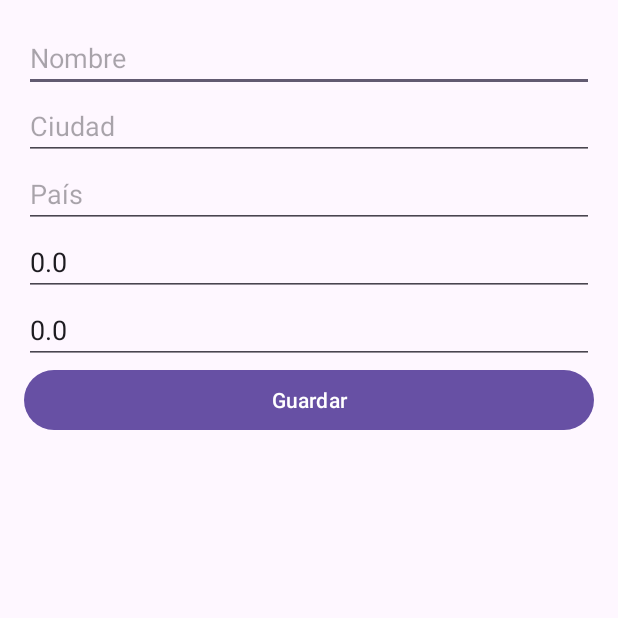
After one commit to Danilab30/ChemsMapProject, an Android app: the EditTripActivity screen opened directly, with no data from a screen before it, on a phone screen of 412 x 824 dp, the top half of it. The commit adds this screen. Run offline under Robolectric (Android 15) with nearby library versions, the phone set to English and light mode, and no system bars.

Commit message:
Se agregaron las funciones de actualizar (update) y eliminar (delete) para cada elemento de la lista de trips; completando asi el CRUD.

```diff
--- a/app/src/main/AndroidManifest.xml
+++ b/app/src/main/AndroidManifest.xml
@@ -17,6 +17,9 @@
         android:supportsRtl="true"
         android:theme="@style/Theme.CheemsTour"
         tools:targetApi="31">
+        <activity
+            android:name=".EditTripActivity"
+            android:exported="false" />
         <activity
             android:name=".TripMapActivity"
             android:exported="false" />
--- /dev/null
+++ b/app/src/main/java/mx/itson/cheemstour/EditTripActivity.kt
@@ -0,0 +1,66 @@
+package mx.itson.cheemstour
+
+import android.os.Bundle
+import android.widget.Button
+import android.widget.EditText
+import android.widget.Toast
+import androidx.appcompat.app.AppCompatActivity
+import mx.itson.cheemstour.entities.Trip
+import mx.itson.cheemstour.utils.RetrofitUtil
+import retrofit2.Call
+import retrofit2.Callback
+import retrofit2.Response
+
+class EditTripActivity : AppCompatActivity() {
+
+    private var tripId: Int = 0
+    private lateinit var txtName: EditText
+    private lateinit var txtCity: EditText
+    private lateinit var txtCountry: EditText
+    private lateinit var txtLatitude: EditText
+    private lateinit var txtLongitude: EditText
+    private lateinit var btnSave: Button
+
+    override fun onCreate(savedInstanceState: Bundle?) {
+        super.onCreate(savedInstanceState)
+        setContentView(R.layout.activity_edit_trip)
+
+        txtName = findViewById(R.id.txtName)
+        txtCity = findViewById(R.id.txtCity)
+        txtCountry = findViewById(R.id.txtCountry)
+        txtLatitude = findViewById(R.id.txtLatitude)
+        txtLongitude = findViewById(R.id.txtLongitude)
+        btnSave = findViewById(R.id.btnSave)
+
+        // Recibe los datos del viaje desde el intent
+        tripId = intent.getIntExtra("trip_id", 0)
+        txtName.setText(intent.getStringExtra("trip_name"))
+        txtCity.setText(intent.getStringExtra("trip_city"))
+        txtCountry.setText(intent.getStringExtra("trip_country"))
+        txtLatitude.setText(intent.getDoubleExtra("trip_latitude", 0.0).toString())
+        txtLongitude.setText(intent.getDoubleExtra("trip_longitude", 0.0).toString())
+
+        btnSave.setOnClickListener {
+            val updatedTrip = Trip(
+                id = tripId,
+                name = txtName.text.toString(),
+                city = txtCity.text.toString(),
+                country = txtCountry.text.toString(),
+                latitude = txtLatitude.text.toString().toDouble(),
+                longitude = txtLongitude.text.toString().toDouble()
+            )
+
+            RetrofitUtil.getApi()?.updateTrip(tripId, updatedTrip)
+                ?.enqueue(object : Callback<Void> {
+                    override fun onResponse(call: Call<Void>, response: Response<Void>) {
+                        Toast.makeText(this@EditTripActivity, "Actualizado correctamente", Toast.LENGTH_SHORT).show()
+                        finish()
+                    }
+
+                    override fun onFailure(call: Call<Void>, t: Throwable) {
+                        Toast.makeText(this@EditTripActivity, "Error al actualizar", Toast.LENGTH_SHORT).show()
+                    }
+                })
+        }
+    }
+}
--- a/app/src/main/java/mx/itson/cheemstour/interfaces/CheemsAPI.kt
+++ b/app/src/main/java/mx/itson/cheemstour/interfaces/CheemsAPI.kt
@@ -4,6 +4,7 @@ import mx.itson.cheemstour.entities.Trip
 import okhttp3.ResponseBody
 import retrofit2.Call
 import retrofit2.http.Body
+import retrofit2.http.DELETE
 import retrofit2.http.GET
 import retrofit2.http.POST
 import retrofit2.http.PUT
@@ -17,5 +18,9 @@ interface CheemsAPI {
     @POST("trip")
     fun saveTrip(@Body trip: Trip): Call<Boolean>
 
+    @DELETE("trip/{id}")
+    fun deleteTrip(@Path("id") id: Int): Call<Void>
 
+    @PUT("trip/{id}")
+    fun updateTrip(@Path("id") id: Int, @Body trip: Trip): Call<Void>
 }
--- /dev/null
+++ b/app/src/main/res/layout/activity_edit_trip.xml
@@ -0,0 +1,43 @@
+<?xml version="1.0" encoding="utf-8"?>
+<LinearLayout xmlns:android="http://schemas.android.com/apk/res/android"
+    android:layout_width="match_parent"
+    android:layout_height="match_parent"
+    android:orientation="vertical"
+    android:padding="16dp">
+
+    <EditText
+        android:id="@+id/txtName"
+        android:layout_width="match_parent"
+        android:layout_height="wrap_content"
+        android:hint="Nombre" />
+
+    <EditText
+        android:id="@+id/txtCity"
+        android:layout_width="match_parent"
+        android:layout_height="wrap_content"
+        android:hint="Ciudad" />
+
+    <EditText
+        android:id="@+id/txtCountry"
+        android:layout_width="match_parent"
+        android:layout_height="wrap_content"
+        android:hint="País" />
+
+    <EditText
+        android:id="@+id/txtLatitude"
+        android:layout_width="match_parent"
+        android:layout_height="wrap_content"
+        android:hint="Latitude" />
+
+    <EditText
+        android:id="@+id/txtLongitude"
+        android:layout_width="match_parent"
+        android:layout_height="wrap_content"
+        android:hint="Longitude" />
+
+    <Button
+        android:id="@+id/btnSave"
+        android:layout_width="match_parent"
+        android:layout_height="wrap_content"
+        android:text="Guardar" />
+</LinearLayout>
```
Also changed, not shown: app/src/main/java/mx/itson/cheemstour/TripListActivity.kt (+42 -1 lines), app/src/main/java/mx/itson/cheemstour/adapters/TripAdapter.kt (+15 -17 lines), app/src/main/res/layout/elem_trip.xml (+19 -0 lines).
